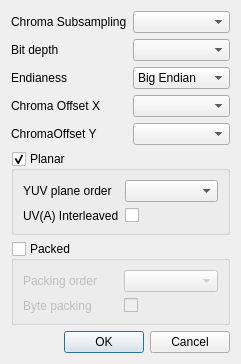
Old version of the form YUViewLib/ui/videoHandlerYUV_CustomFormatDialog.ui in the repository IENT/YUView.
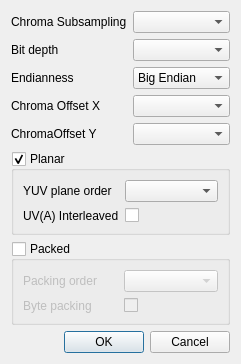
New version of the form.

```diff
--- a/YUViewLib/ui/videoHandlerYUV_CustomFormatDialog.ui
+++ b/YUViewLib/ui/videoHandlerYUV_CustomFormatDialog.ui
@@ -79,7 +79,7 @@
         <string>If the bit depth is greater 8 (there are multiple byte per value), what is the order of these bytes? Big endian (most significant byte first) or little endian (least significant byte first).</string>
        </property>
        <property name="text">
-        <string>Endianess</string>
+        <string>Endianness</string>
        </property>
       </widget>
      </item>
```
Left out of the diff: 6 changed lines with no effect on the pictures.
